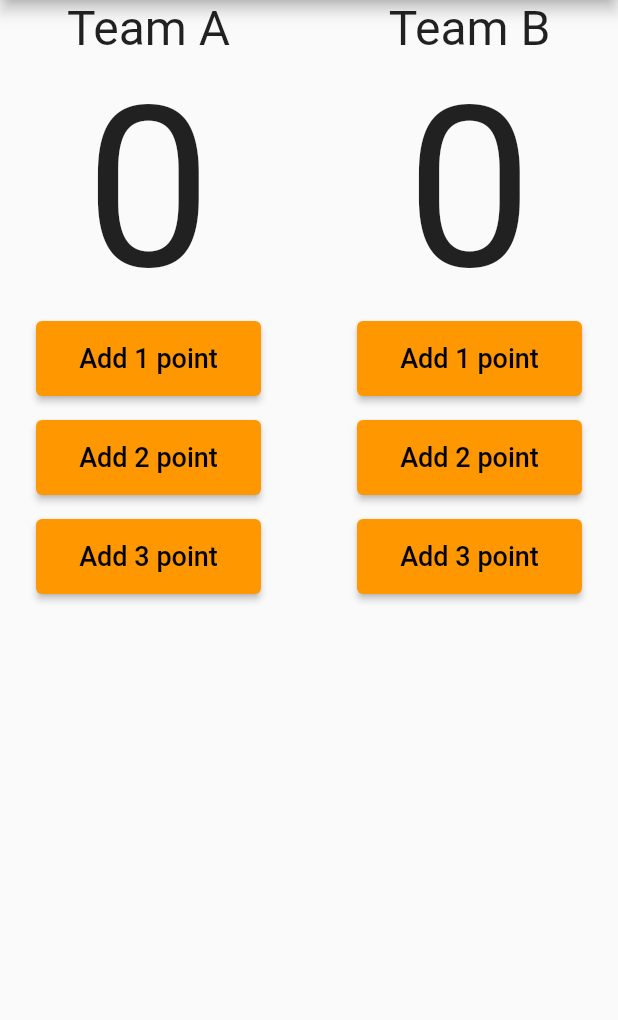
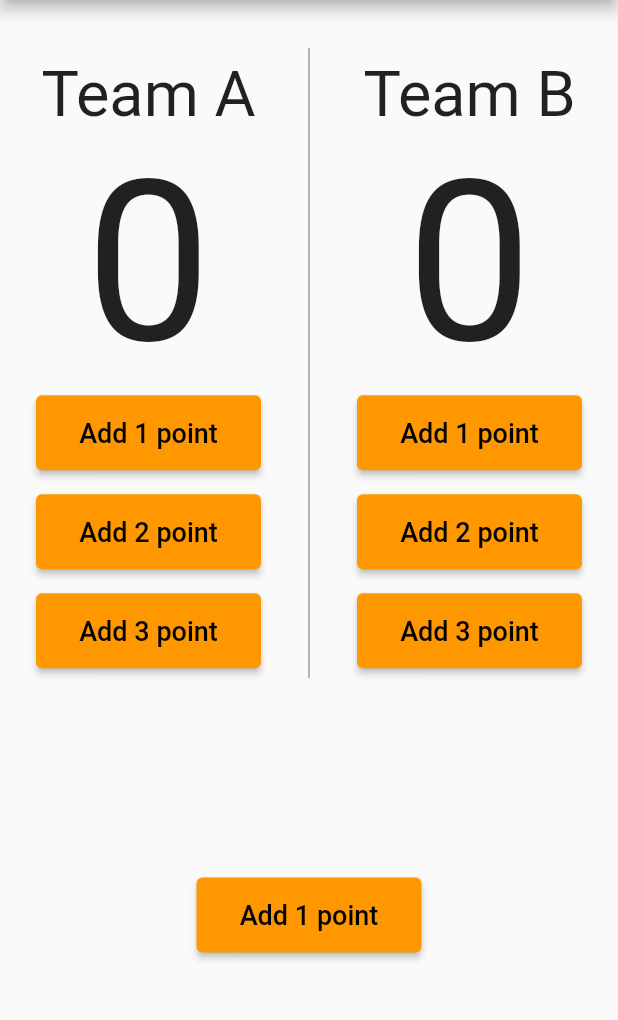
Before and after one commit to MohamedEssam-900009/basketball_points_counter_app, a Flutter app: the screen it shows after launch, on a phone screen of 412 x 824 dp, the part 84-1104 px from its top. Run offline on Flutter 3.47's test engine with Material 3 defaults, Android fonts, the phone set to English and light mode, and no system bars.

Commit message:
UI part three

```diff
--- a/lib/main.dart
+++ b/lib/main.dart
@@ -19,6 +19,7 @@ class PointsCounter extends StatelessWidget {
         ),
         body: Column(
           children: [
+            const SizedBox(height: 32.0),
             Row(
               mainAxisAlignment: MainAxisAlignment.spaceEvenly,
               children: [
@@ -26,7 +27,7 @@ class PointsCounter extends StatelessWidget {
                   children: [
                     const Text(
                       'Team A',
-                      style: TextStyle(fontSize: 32.0),
+                      style: TextStyle(fontSize: 42.0),
                     ),
                     const Text(
                       '0',
@@ -78,15 +79,18 @@ class PointsCounter extends StatelessWidget {
                     ),
                   ],
                 ),
-                const VerticalDivider(
-                  color: Colors.grey,
-                  thickness: 1.0,
+                const SizedBox(
+                  height: 420.0,
+                  child: VerticalDivider(
+                    color: Colors.grey,
+                    thickness: 1.0,
+                  ),
                 ),
                 Column(
                   children: [
                     const Text(
                       'Team B',
-                      style: TextStyle(fontSize: 32.0),
+                      style: TextStyle(fontSize: 42.0),
                     ),
                     const Text(
                       '0',
@@ -140,6 +144,22 @@ class PointsCounter extends StatelessWidget {
                 ),
               ],
             ),
+            const Spacer(),
+            ElevatedButton(
+              onPressed: () {},
+              style: ElevatedButton.styleFrom(
+                backgroundColor: Colors.orange,
+                minimumSize: const Size(150.0, 50.0),
+              ),
+              child: const Text(
+                'Add 1 point',
+                style: TextStyle(
+                  fontSize: 18.0,
+                  color: Colors.black,
+                ),
+              ),
+            ),
+            const Spacer(),
           ],
         ),
       ),
```
